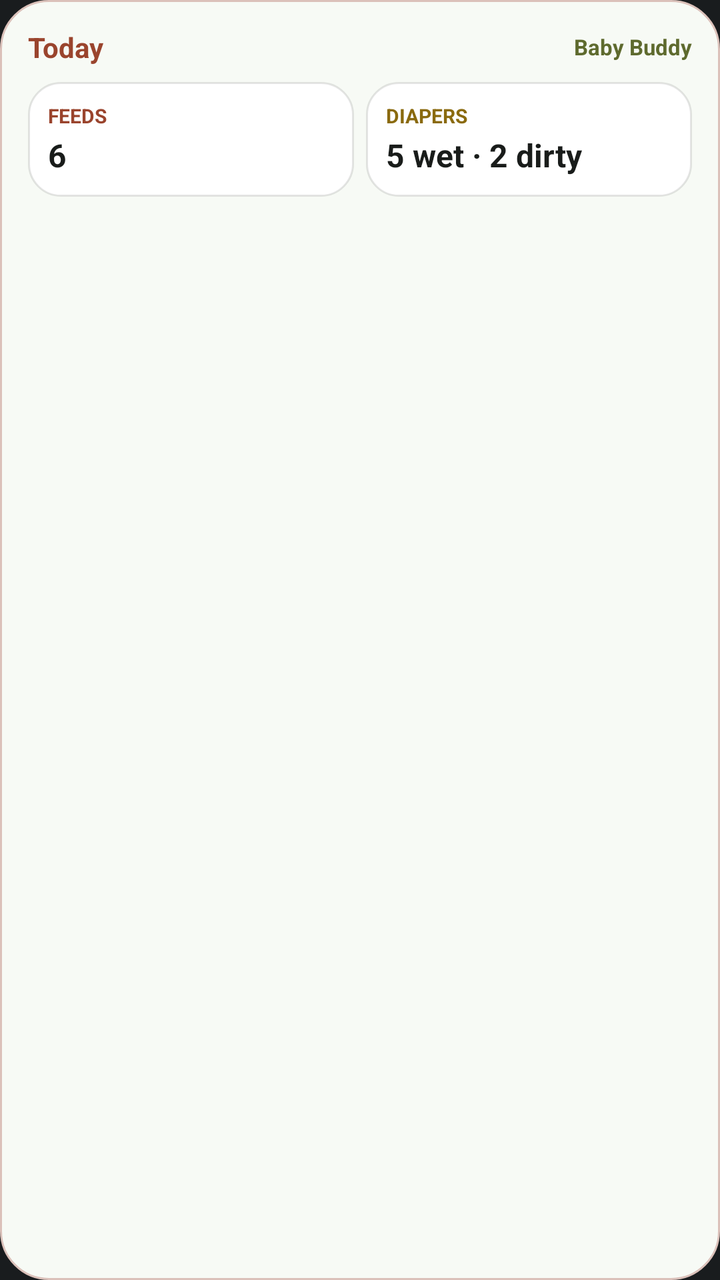
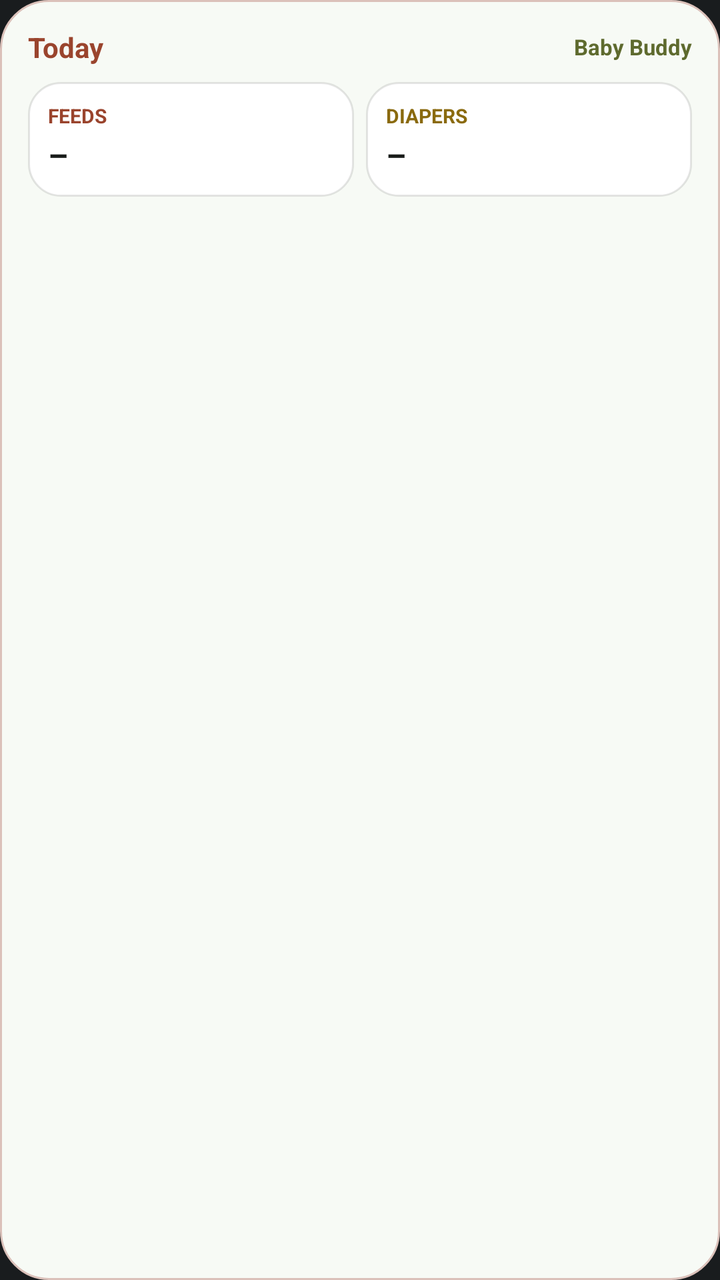

The first picture is an Android layout as it rendered before a commit; the second is the same layout after the commit. The layout source and the unified diff follow.
<!-- AndroidManifest.xml: application theme Theme.MyApplication -->
<!-- res/layout/widget_summary.xml -->
<?xml version="1.0" encoding="utf-8"?>
<LinearLayout xmlns:android="http://schemas.android.com/apk/res/android"
    android:id="@+id/widget_summary_root"
    android:layout_width="match_parent"
    android:layout_height="wrap_content"
    android:background="@drawable/widget_bg"
    android:orientation="vertical"
    android:padding="14dp">

    
    <LinearLayout
        android:layout_width="match_parent"
        android:layout_height="wrap_content"
        android:gravity="center_vertical"
        android:orientation="horizontal"
        android:paddingBottom="8dp">

        <TextView
            android:layout_width="0dp"
            android:layout_height="wrap_content"
            android:layout_weight="1"
            android:text="Today"
            android:textColor="@color/bb_primary"
            android:textSize="14sp"
            android:textStyle="bold" />

        <TextView
            android:layout_width="wrap_content"
            android:layout_height="wrap_content"
            android:text="Baby Buddy"
            android:textColor="@color/bb_secondary"
            android:textSize="11sp"
            android:textStyle="bold" />
    </LinearLayout>

    
    <LinearLayout
        android:layout_width="match_parent"
        android:layout_height="wrap_content"
        android:orientation="horizontal">

        <LinearLayout
            android:layout_width="0dp"
            android:layout_height="wrap_content"
            android:layout_marginEnd="6dp"
            android:layout_weight="1"
            android:background="@drawable/widget_inner_card"
            android:orientation="vertical"
            android:padding="10dp">

            <TextView
                android:layout_width="wrap_content"
                android:layout_height="wrap_content"
                android:text="FEEDS"
                android:textColor="@color/bb_primary"
                android:textSize="10sp"
                android:textStyle="bold" />

            <TextView
                android:id="@+id/tv_summary_feed"
                android:layout_width="wrap_content"
                android:layout_height="wrap_content"
                android:layout_marginTop="2dp"
                android:text="6"
                android:textColor="@color/bb_on_surface"
                android:textSize="16sp"
                android:textStyle="bold" />
        </LinearLayout>

        <LinearLayout
            android:layout_width="0dp"
            android:layout_height="wrap_content"
            android:layout_weight="1"
            android:background="@drawable/widget_inner_card"
            android:orientation="vertical"
            android:padding="10dp">

            <TextView
                android:layout_width="wrap_content"
                android:layout_height="wrap_content"
                android:text="DIAPERS"
                android:textColor="@color/bb_diaper"
                android:textSize="10sp"
                android:textStyle="bold" />

            <TextView
                android:id="@+id/tv_summary_diapers"
                android:layout_width="wrap_content"
                android:layout_height="wrap_content"
                android:layout_marginTop="2dp"
                android:text="5 wet · 2 dirty"
                android:textColor="@color/bb_on_surface"
                android:textSize="16sp"
                android:textStyle="bold" />
        </LinearLayout>
    </LinearLayout>

</LinearLayout>
<!-- resources referenced by this layout -->
<resources>
  <color name="bb_diaper">#FF8A6A0E</color>
  <color name="bb_on_surface">#FF191C1A</color>
  <color name="bb_primary">#FF9A442D</color>
  <color name="bb_secondary">#FF5E6A2E</color>
  <!-- drawable widget_bg (drawable) -->
  <?xml version="1.0" encoding="utf-8"?>
  <shape xmlns:android="http://schemas.android.com/apk/res/android"
      android:shape="rectangle">
      <solid android:color="@color/bb_surface" />
      <corners android:radius="24dp" />
      <stroke
          android:width="1dp"
          android:color="@color/bb_outline" />
  </shape>
  <!-- drawable widget_inner_card (drawable) -->
  <?xml version="1.0" encoding="utf-8"?>
  <shape xmlns:android="http://schemas.android.com/apk/res/android"
      android:shape="rectangle">
      <solid android:color="@color/bb_surface_card" />
      <corners android:radius="16dp" />
      <stroke
          android:width="1dp"
          android:color="#1A000000" />
  </shape>
  <style name="Theme.MyApplication" parent="android:Theme.DeviceDefault.NoActionBar" />
  <color name="bb_surface">#FFF7FAF5</color>
  <color name="bb_outline">#FFDBC1BA</color>
  <color name="bb_surface_card">#FFFFFFFF</color>
</resources>

<!-- the commit's change to res/layout/widget_summary.xml (unified diff, before → after) -->
@@ -61,7 +61,7 @@
                 android:layout_width="wrap_content"
                 android:layout_height="wrap_content"
                 android:layout_marginTop="2dp"
-                android:text="6"
+                android:text="–"
                 android:textColor="@color/bb_on_surface"
                 android:textSize="16sp"
                 android:textStyle="bold" />
@@ -88,7 +88,7 @@
                 android:layout_width="wrap_content"
                 android:layout_height="wrap_content"
                 android:layout_marginTop="2dp"
-                android:text="5 wet · 2 dirty"
+                android:text="–"
                 android:textColor="@color/bb_on_surface"
                 android:textSize="16sp"
                 android:textStyle="bold" />
